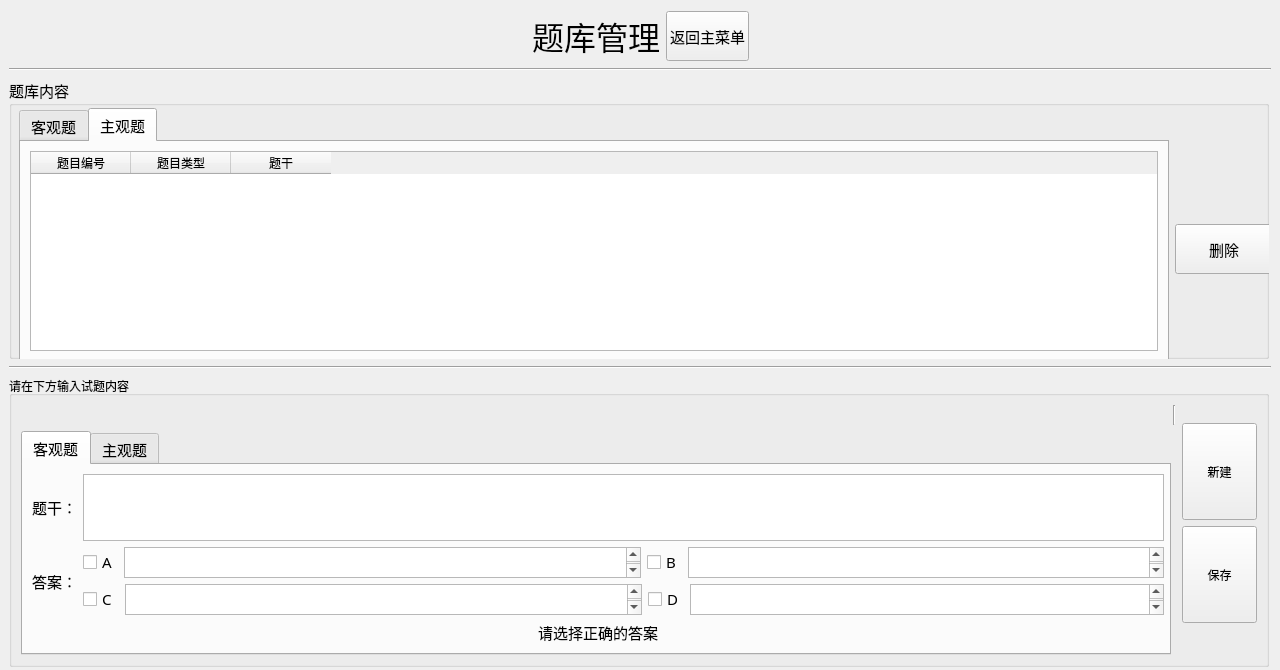
Qt form server/QuestionsManageUI.ui (AlanForeverAi/Exams) before a commit.
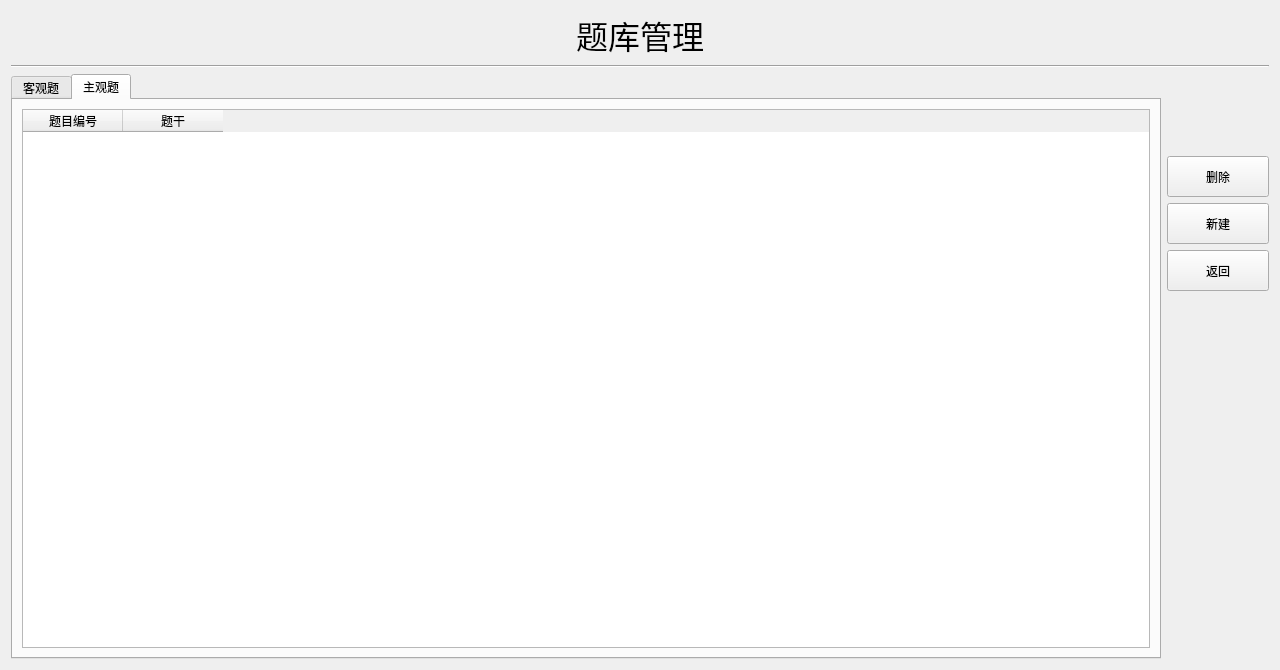
The same form after that commit. The open tabs and pages were chosen to show the change.

Commit message:
通过新窗口添加题目
顺便优化一下题目管理模块的界面

What changed in the file:
```diff
--- a/server/QuestionsManageUI.ui
+++ b/server/QuestionsManageUI.ui
@@ -40,32 +40,12 @@
   <property name="layoutDirection">
    <enum>Qt::LeftToRight</enum>
   </property>
-  <widget class="QWidget" name="layoutWidget">
-   <property name="geometry">
-    <rect>
-     <x>9</x>
-     <y>10</y>
-     <width>1262</width>
-     <height>662</height>
-    </rect>
-   </property>
-   <layout class="QVBoxLayout" name="verticalLayout_4">
+  <layout class="QVBoxLayout" name="verticalLayout_2">
     <item>
-     <layout class="QHBoxLayout" name="horizontalLayout_12">
-      <item>
-       <spacer name="horizontalSpacer_5">
+    <widget class="QSplitter" name="splitter">
         <property name="orientation">
          <enum>Qt::Horizontal</enum>
         </property>
-        <property name="sizeHint" stdset="0">
-         <size>
-          <width>40</width>
-          <height>20</height>
-         </size>
-        </property>
-       </spacer>
-      </item>
-      <item>
        <widget class="QLabel" name="label_3">
         <property name="font">
          <font>
@@ -80,44 +60,7 @@
          <set>Qt::AlignCenter</set>
         </property>
        </widget>
-      </item>
-      <item>
-       <widget class="QPushButton" name="pushButton_back">
-        <property name="minimumSize">
-         <size>
-          <width>80</width>
-          <height>50</height>
-         </size>
-        </property>
-        <property name="font">
-         <font>
-          <family>微软雅黑</family>
-          <pointsize>11</pointsize>
-         </font>
-        </property>
-        <property name="text">
-         <string>返回主菜单</string>
-        </property>
-       </widget>
-      </item>
-      <item>
-       <layout class="QHBoxLayout" name="horizontalLayout_11">
-        <item>
-         <spacer name="horizontalSpacer_4">
-          <property name="orientation">
-           <enum>Qt::Horizontal</enum>
-          </property>
-          <property name="sizeHint" stdset="0">
-           <size>
-            <width>40</width>
-            <height>20</height>
-           </size>
-          </property>
-         </spacer>
-        </item>
-       </layout>
-      </item>
-     </layout>
+    </widget>
     </item>
     <item>
      <widget class="Line" name="line_4">
@@ -127,38 +70,7 @@
      </widget>
     </item>
     <item>
-     <widget class="QGroupBox" name="groupBox_2">
-      <property name="minimumSize">
-       <size>
-        <width>1260</width>
-        <height>281</height>
-       </size>
-      </property>
-      <property name="maximumSize">
-       <size>
-        <width>1260</width>
-        <height>281</height>
-       </size>
-      </property>
-      <property name="font">
-       <font>
-        <family>微软雅黑</family>
-        <pointsize>11</pointsize>
-       </font>
-      </property>
-      <property name="title">
-       <string>题库内容</string>
-      </property>
-      <widget class="QWidget" name="layoutWidget">
-       <property name="geometry">
-        <rect>
-         <x>10</x>
-         <y>30</y>
-         <width>1254</width>
-         <height>254</height>
-        </rect>
-       </property>
-       <layout class="QHBoxLayout" name="horizontalLayout_10">
+    <layout class="QHBoxLayout" name="horizontalLayout_3">
         <item>
          <widget class="QTabWidget" name="tabWidget_2">
           <property name="sizePolicy">
@@ -176,17 +88,23 @@
           <property name="maximumSize">
            <size>
             <width>1150</width>
-            <height>300</height>
+         <height>600</height>
            </size>
           </property>
           <property name="currentIndex">
            <number>0</number>
           </property>
+       <property name="iconSize">
+        <size>
+         <width>30</width>
+         <height>30</height>
+        </size>
+       </property>
           <widget class="QWidget" name="tab_3">
            <attribute name="title">
             <string>客观题</string>
            </attribute>
-           <layout class="QVBoxLayout" name="verticalLayout_2">
+        <layout class="QHBoxLayout" name="horizontalLayout">
             <item>
              <widget class="QTableWidget" name="obTable">
               <property name="maximumSize">
@@ -234,7 +152,7 @@
            <attribute name="title">
             <string>主观题</string>
            </attribute>
-           <layout class="QVBoxLayout" name="verticalLayout_3">
+        <layout class="QHBoxLayout" name="horizontalLayout_2">
             <item>
              <widget class="QTableWidget" name="subTable">
               <property name="editTriggers">
@@ -248,11 +166,6 @@
                 <string>题目编号</string>
                </property>
               </column>
-              <column>
-               <property name="text">
-                <string>题目类型</string>
-               </property>
-              </column>
               <column>
                <property name="text">
                 <string>题干</string>
@@ -265,19 +178,29 @@
          </widget>
         </item>
         <item>
-         <layout class="QVBoxLayout" name="verticalLayout_6">
+      <layout class="QVBoxLayout" name="verticalLayout">
           <item>
-           <spacer name="verticalSpacer_2">
+        <spacer name="verticalSpacer_3">
             <property name="orientation">
              <enum>Qt::Vertical</enum>
             </property>
-            <property name="sizeType">
-             <enum>QSizePolicy::Fixed</enum>
-            </property>
+         <property name="sizeHint" stdset="0">
+          <size>
+           <width>20</width>
+           <height>40</height>
+          </size>
+         </property>
+        </spacer>
+       </item>
+       <item>
+        <spacer name="verticalSpacer_6">
+         <property name="orientation">
+          <enum>Qt::Vertical</enum>
+         </property>
             <property name="sizeHint" stdset="0">
              <size>
               <width>20</width>
-              <height>68</height>
+           <height>40</height>
              </size>
             </property>
            </spacer>
@@ -301,14 +224,62 @@
             </property>
            </widget>
           </item>
+       <item>
+        <widget class="QPushButton" name="Button_new">
+         <property name="sizePolicy">
+          <sizepolicy hsizetype="Minimum" vsizetype="Expanding">
+           <horstretch>0</horstretch>
+           <verstretch>0</verstretch>
+          </sizepolicy>
+         </property>
+         <property name="maximumSize">
+          <size>
+           <width>16777215</width>
+           <height>50</height>
+          </size>
+         </property>
+         <property name="text">
+          <string>新建</string>
+         </property>
+        </widget>
+       </item>
+       <item>
+        <widget class="QPushButton" name="pushButton_back">
+         <property name="sizePolicy">
+          <sizepolicy hsizetype="Minimum" vsizetype="Expanding">
+           <horstretch>0</horstretch>
+           <verstretch>0</verstretch>
+          </sizepolicy>
+         </property>
+         <property name="maximumSize">
+          <size>
+           <width>16777215</width>
+           <height>50</height>
+          </size>
+         </property>
+         <property name="text">
+          <string>返回</string>
+         </property>
+        </widget>
+       </item>
+       <item>
+        <spacer name="verticalSpacer_7">
+         <property name="orientation">
+          <enum>Qt::Vertical</enum>
+         </property>
+         <property name="sizeHint" stdset="0">
+          <size>
+           <width>20</width>
+           <height>40</height>
+          </size>
+         </property>
+        </spacer>
+       </item>
           <item>
            <spacer name="verticalSpacer">
             <property name="orientation">
              <enum>Qt::Vertical</enum>
             </property>
-            <property name="sizeType">
-             <enum>QSizePolicy::Fixed</enum>
-            </property>
             <property name="sizeHint" stdset="0">
              <size>
               <width>20</width>
@@ -317,123 +288,45 @@
             </property>
            </spacer>
           </item>
-         </layout>
-        </item>
-       </layout>
-      </widget>
-     </widget>
-    </item>
     <item>
-     <widget class="Line" name="line">
+        <spacer name="verticalSpacer_11">
       <property name="orientation">
-       <enum>Qt::Horizontal</enum>
-      </property>
-     </widget>
-    </item>
-    <item>
-     <widget class="QGroupBox" name="groupBox">
-      <property name="minimumSize">
+          <enum>Qt::Vertical</enum>
+         </property>
+         <property name="sizeHint" stdset="0">
        <size>
-        <width>1260</width>
-        <height>291</height>
-       </size>
-      </property>
-      <property name="maximumSize">
-       <size>
-        <width>1260</width>
-        <height>291</height>
-       </size>
-      </property>
-      <property name="styleSheet">
-       <string notr="true">font: 11pt &quot;微软雅黑&quot;;</string>
-      </property>
-      <property name="title">
-       <string>请在下方输入试题内容</string>
-      </property>
-      <layout class="QVBoxLayout" name="verticalLayout_8">
+           <width>20</width>
+           <height>40</height>
+          </size>
+         </property>
+        </spacer>
+       </item>
        <item>
-        <layout class="QHBoxLayout" name="horizontalLayout_9">
-         <item>
-          <layout class="QVBoxLayout" name="verticalLayout_7">
-           <item>
-            <layout class="QHBoxLayout" name="horizontalLayout_14">
-             <item>
-              <spacer name="horizontalSpacer_6">
+        <spacer name="verticalSpacer_10">
                <property name="orientation">
-                <enum>Qt::Horizontal</enum>
+          <enum>Qt::Vertical</enum>
                </property>
                <property name="sizeHint" stdset="0">
                 <size>
-                 <width>40</width>
-                 <height>20</height>
+           <width>20</width>
+           <height>40</height>
                 </size>
                </property>
               </spacer>
              </item>
              <item>
-              <widget class="Line" name="line_2">
+        <spacer name="verticalSpacer_2">
                <property name="orientation">
                 <enum>Qt::Vertical</enum>
                </property>
-              </widget>
-             </item>
-            </layout>
-           </item>
-           <item>
-            <widget class="QTabWidget" name="tabWidget">
-             <property name="enabled">
-              <bool>true</bool>
-             </property>
-             <property name="sizePolicy">
-              <sizepolicy hsizetype="Minimum" vsizetype="Minimum">
-               <horstretch>0</horstretch>
-               <verstretch>0</verstretch>
-              </sizepolicy>
-             </property>
-             <property name="minimumSize">
+         <property name="sizeHint" stdset="0">
               <size>
-               <width>1150</width>
-               <height>0</height>
-              </size>
-             </property>
-             <property name="maximumSize">
-              <size>
-               <width>1150</width>
-               <height>250</height>
-              </size>
-             </property>
-             <property name="font">
-              <font>
-               <family>微软雅黑</family>
-               <pointsize>11</pointsize>
-               <weight>50</weight>
-               <italic>false</italic>
-               <bold>false</bold>
-              </font>
-             </property>
-             <property name="layoutDirection">
-              <enum>Qt::LeftToRight</enum>
-             </property>
-             <property name="currentIndex">
-              <number>0</number>
-             </property>
-             <widget class="QWidget" name="tab">
-              <property name="minimumSize">
-               <size>
-                <width>1150</width>
-                <height>0</height>
-               </size>
-              </property>
-              <property name="maximumSize">
-               <size>
-                <width>1150</width>
-                <height>16777215</height>
-               </size>
-              </property>
-              <attribute name="title">
-               <string>客观题</string>
-              </attribute>
-              <layout class="QVBoxLayout" name="verticalLayout_5">
+           <width>20</width>
+           <height>40</height>
+          </size>
+         </property>
+        </spacer>
+       </item>
                <item>
                 <spacer name="verticalSpacer_4">
                  <property name="orientation">
@@ -448,306 +341,40 @@
                 </spacer>
                </item>
                <item>
-                <layout class="QHBoxLayout" name="horizontalLayout_7">
-                 <item>
-                  <widget class="QLabel" name="label_Content">
-                   <property name="text">
-                    <string>题干：</string>
-                   </property>
-                  </widget>
-                 </item>
-                 <item>
-                  <widget class="QTextEdit" name="textEdit"/>
-                 </item>
-                </layout>
-               </item>
-               <item>
-                <layout class="QHBoxLayout" name="horizontalLayout_6">
-                 <item>
-                  <widget class="QLabel" name="label_Answer">
-                   <property name="text">
-                    <string>答案：</string>
-                   </property>
-                  </widget>
-                 </item>
-                 <item>
-                  <layout class="QGridLayout" name="gridLayout_2">
-                   <item row="0" column="0">
-                    <layout class="QHBoxLayout" name="horizontalLayout">
-                     <item>
-                      <widget class="QCheckBox" name="radio_A">
-                       <property name="text">
-                        <string>A</string>
-                       </property>
-                      </widget>
-                     </item>
-                     <item>
-                      <widget class="QTextEdit" name="textEdit_A"/>
-                     </item>
-                     <item>
-                      <layout class="QHBoxLayout" name="horizontalLayout_3">
-                       <item>
-                        <widget class="QCheckBox" name="radio_B">
-                         <property name="text">
-                          <string>B</string>
-                         </property>
-                        </widget>
-                       </item>
-                       <item>
-                        <widget class="QTextEdit" name="textEdit_B"/>
-                       </item>
-                      </layout>
-                     </item>
-                    </layout>
-                   </item>
-                   <item row="1" column="0">
-                    <layout class="QHBoxLayout" name="horizontalLayout_4">
-                     <item>
-                      <widget class="QCheckBox" name="radio_C">
-                       <property name="text">
-                        <string>C</string>
-                       </property>
-                      </widget>
-                     </item>
-                     <item>
-                      <widget class="QTextEdit" name="textEdit_C"/>
-                     </item>
-                     <item>
-                      <layout class="QHBoxLayout" name="horizontalLayout_5">
-                       <item>
-                        <widget class="QCheckBox" name="radio_D">
-                         <property name="text">
-                          <string>D</string>
-                         </property>
-                        </widget>
-                       </item>
-                       <item>
-                        <widget class="QTextEdit" name="textEdit_D"/>
-                       </item>
-                      </layout>
-                     </item>
-                    </layout>
-                   </item>
-                  </layout>
-                 </item>
-                </layout>
-               </item>
-               <item>
-                <layout class="QHBoxLayout" name="horizontalLayout_8">
-                 <property name="spacing">
-                  <number>6</number>
-                 </property>
-                 <property name="sizeConstraint">
-                  <enum>QLayout::SetFixedSize</enum>
-                 </property>
-                 <property name="leftMargin">
-                  <number>0</number>
-                 </property>
-                 <item>
-                  <spacer name="horizontalSpacer">
-                   <property name="orientation">
-                    <enum>Qt::Horizontal</enum>
-                   </property>
-                   <property name="sizeHint" stdset="0">
-                    <size>
-                     <width>40</width>
-                     <height>20</height>
-                    </size>
-                   </property>
-                  </spacer>
-                 </item>
-                 <item>
-                  <widget class="QLabel" name="label_tips">
-                   <property name="maximumSize">
-                    <size>
-                     <width>150</width>
-                     <height>50</height>
-                    </size>
-                   </property>
-                   <property name="font">
-                    <font>
-                     <family>微软雅黑</family>
-                     <pointsize>11</pointsize>
-                     <weight>50</weight>
-                     <italic>false</italic>
-                     <bold>false</bold>
-                    </font>
-                   </property>
-                   <property name="styleSheet">
-                    <string notr="true"/>
-                   </property>
-                   <property name="text">
-                    <string>请选择正确的答案</string>
-                   </property>
-                   <property name="textFormat">
-                    <enum>Qt::PlainText</enum>
-                   </property>
-                  </widget>
-                 </item>
-                 <item>
-                  <spacer name="horizontalSpacer_3">
-                   <property name="orientation">
-                    <enum>Qt::Horizontal</enum>
-                   </property>
-                   <property name="sizeHint" stdset="0">
-                    <size>
-                     <width>40</width>
-                     <height>20</height>
-                    </size>
-                   </property>
-                  </spacer>
-                 </item>
-                </layout>
-               </item>
-              </layout>
-             </widget>
-             <widget class="QWidget" name="tab_2">
-              <property name="minimumSize">
-               <size>
-                <width>1150</width>
-                <height>0</height>
-               </size>
-              </property>
-              <property name="maximumSize">
-               <size>
-                <width>1150</width>
-                <height>16777215</height>
-               </size>
-              </property>
-              <attribute name="title">
-               <string>主观题</string>
-              </attribute>
-              <layout class="QGridLayout" name="gridLayout_4">
-               <item row="0" column="0">
-                <layout class="QHBoxLayout" name="horizontalLayout_13">
-                 <item>
-                  <widget class="QLabel" name="label2_Content">
-                   <property name="text">
-                    <string>题干：</string>
-                   </property>
-                  </widget>
-                 </item>
-                 <item>
-                  <widget class="QTextEdit" name="textEdit2_Content"/>
-                 </item>
-                </layout>
-               </item>
-               <item row="1" column="0">
-                <layout class="QHBoxLayout" name="horizontalLayout_2">
-                 <item>
-                  <spacer name="horizontalSpacer_2">
-                   <property name="orientation">
-                    <enum>Qt::Horizontal</enum>
-                   </property>
-                   <property name="sizeHint" stdset="0">
-                    <size>
-                     <width>40</width>
-                     <height>20</height>
-                    </size>
-                   </property>
-                  </spacer>
-                 </item>
-                </layout>
-               </item>
-              </layout>
-             </widget>
-            </widget>
-           </item>
-          </layout>
-         </item>
-         <item>
-          <layout class="QVBoxLayout" name="verticalLayout">
-           <property name="spacing">
-            <number>6</number>
-           </property>
-           <item>
             <spacer name="verticalSpacer_5">
              <property name="orientation">
               <enum>Qt::Vertical</enum>
              </property>
-             <property name="sizeType">
-              <enum>QSizePolicy::Fixed</enum>
-             </property>
              <property name="sizeHint" stdset="0">
               <size>
                <width>20</width>
-               <height>18</height>
+           <height>40</height>
               </size>
              </property>
             </spacer>
            </item>
            <item>
-            <widget class="QPushButton" name="Button_new">
-             <property name="sizePolicy">
-              <sizepolicy hsizetype="Minimum" vsizetype="Expanding">
-               <horstretch>0</horstretch>
-               <verstretch>0</verstretch>
-              </sizepolicy>
-             </property>
-             <property name="minimumSize">
+        <spacer name="verticalSpacer_8">
+         <property name="orientation">
+          <enum>Qt::Vertical</enum>
+         </property>
+         <property name="sizeHint" stdset="0">
               <size>
-               <width>75</width>
-               <height>0</height>
-              </size>
-             </property>
-             <property name="maximumSize">
-              <size>
-               <width>75</width>
-               <height>16777215</height>
-              </size>
-             </property>
-             <property name="toolTip">
-              <string>&lt;!DOCTYPE HTML PUBLIC &quot;-//W3C//DTD HTML 4.0//EN&quot; &quot;http://www.w3.org/TR/REC-html40/strict.dtd&quot;&gt;
-&lt;html&gt;&lt;head&gt;&lt;meta name=&quot;qrichtext&quot; content=&quot;1&quot; /&gt;&lt;style type=&quot;text/css&quot;&gt;
-p, li { white-space: pre-wrap; }
-&lt;/style&gt;&lt;/head&gt;&lt;body style=&quot; font-family:'微软雅黑'; font-size:11pt; font-weight:400; font-style:normal;&quot;&gt;
-&lt;p style=&quot; margin-top:0px; margin-bottom:0px; margin-left:0px; margin-right:0px; -qt-block-indent:0; text-indent:0px;&quot;&gt;点击添加到题库&lt;/p&gt;&lt;/body&gt;&lt;/html&gt;</string>
-             </property>
-             <property name="text">
-              <string>新建</string>
-             </property>
-            </widget>
+           <width>20</width>
+           <height>40</height>
+          </size>
+         </property>
+        </spacer>
            </item>
            <item>
-            <widget class="QPushButton" name="Button_Save">
-             <property name="enabled">
-              <bool>true</bool>
-             </property>
-             <property name="sizePolicy">
-              <sizepolicy hsizetype="Minimum" vsizetype="Expanding">
-               <horstretch>0</horstretch>
-               <verstretch>0</verstretch>
-              </sizepolicy>
-             </property>
-             <property name="minimumSize">
-              <size>
-               <width>75</width>
-               <height>0</height>
-              </size>
-             </property>
-             <property name="maximumSize">
-              <size>
-               <width>75</width>
-               <height>16777215</height>
-              </size>
-             </property>
-             <property name="text">
-              <string>保存</string>
-             </property>
-            </widget>
-           </item>
-           <item>
-            <spacer name="verticalSpacer_3">
+        <spacer name="verticalSpacer_9">
              <property name="orientation">
               <enum>Qt::Vertical</enum>
              </property>
-             <property name="sizeType">
-              <enum>QSizePolicy::Fixed</enum>
-             </property>
              <property name="sizeHint" stdset="0">
               <size>
                <width>20</width>
-               <height>32</height>
+           <height>40</height>
               </size>
              </property>
             </spacer>
@@ -757,10 +384,6 @@
         </layout>
        </item>
       </layout>
-     </widget>
-    </item>
-   </layout>
-  </widget>
  </widget>
  <tabstops>
   <tabstop>Button_new</tabstop>
```
Left out of the diff: 9 changed lines with no effect on the pictures. Lines whose indentation alone changed are shown as unchanged. The commit also changes 12 other files.
